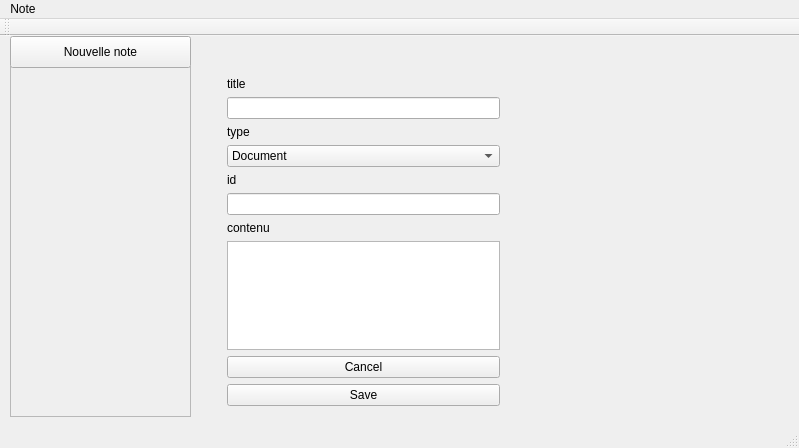
guillaumejounel/PluriNotes, file PluriNotes/plurinotes.ui: the form before one commit.
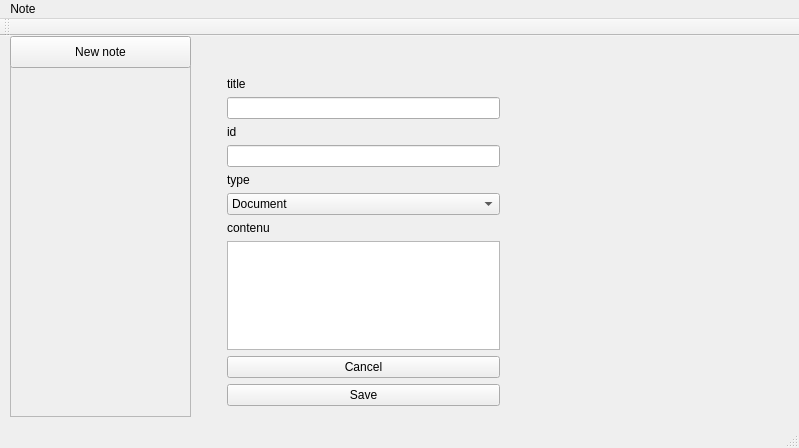
The form after the commit.

Commit message: Note creation improvement

Patch:
```diff
--- a/PluriNotes/plurinotes.ui
+++ b/PluriNotes/plurinotes.ui
@@ -47,7 +47,7 @@
      </rect>
     </property>
     <property name="text">
-     <string>Nouvelle note</string>
+     <string>New note</string>
     </property>
    </widget>
    <widget class="QWidget" name="formWidget" native="true">
@@ -70,42 +70,6 @@
        </property>
       </widget>
      </item>
-     <item row="5" column="1">
-      <widget class="QLineEdit" name="idLineEdit"/>
-     </item>
-     <item row="4" column="1">
-      <widget class="QLabel" name="idLabel">
-       <property name="text">
-        <string>id</string>
-       </property>
-      </widget>
-     </item>
-     <item row="3" column="1">
-      <widget class="QComboBox" name="TypeComboBox">
-       <item>
-        <property name="text">
-         <string>Document</string>
-        </property>
-       </item>
-       <item>
-        <property name="text">
-         <string>Task</string>
-        </property>
-       </item>
-       <item>
-        <property name="text">
-         <string>Article</string>
-        </property>
-       </item>
-      </widget>
-     </item>
-     <item row="2" column="1">
-      <widget class="QLabel" name="typeLabel">
-       <property name="text">
-        <string>type</string>
-       </property>
-      </widget>
-     </item>
      <item row="1" column="1">
       <widget class="QLineEdit" name="titleLineEdit"/>
      </item>
@@ -130,6 +94,42 @@
        </property>
       </widget>
      </item>
+     <item row="3" column="1">
+      <widget class="QLineEdit" name="idLineEdit"/>
+     </item>
+     <item row="5" column="1">
+      <widget class="QComboBox" name="TypeComboBox">
+       <item>
+        <property name="text">
+         <string>Document</string>
+        </property>
+       </item>
+       <item>
+        <property name="text">
+         <string>Task</string>
+        </property>
+       </item>
+       <item>
+        <property name="text">
+         <string>Article</string>
+        </property>
+       </item>
+      </widget>
+     </item>
+     <item row="2" column="1">
+      <widget class="QLabel" name="idLabel">
+       <property name="text">
+        <string>id</string>
+       </property>
+      </widget>
+     </item>
+     <item row="4" column="1">
+      <widget class="QLabel" name="typeLabel">
+       <property name="text">
+        <string>type</string>
+       </property>
+      </widget>
+     </item>
     </layout>
    </widget>
    <widget class="QLabel" name="typeLabel_3">
```
Left out of the diff: 105 changed lines with no effect on the pictures. The commit also changes 13 other files.
